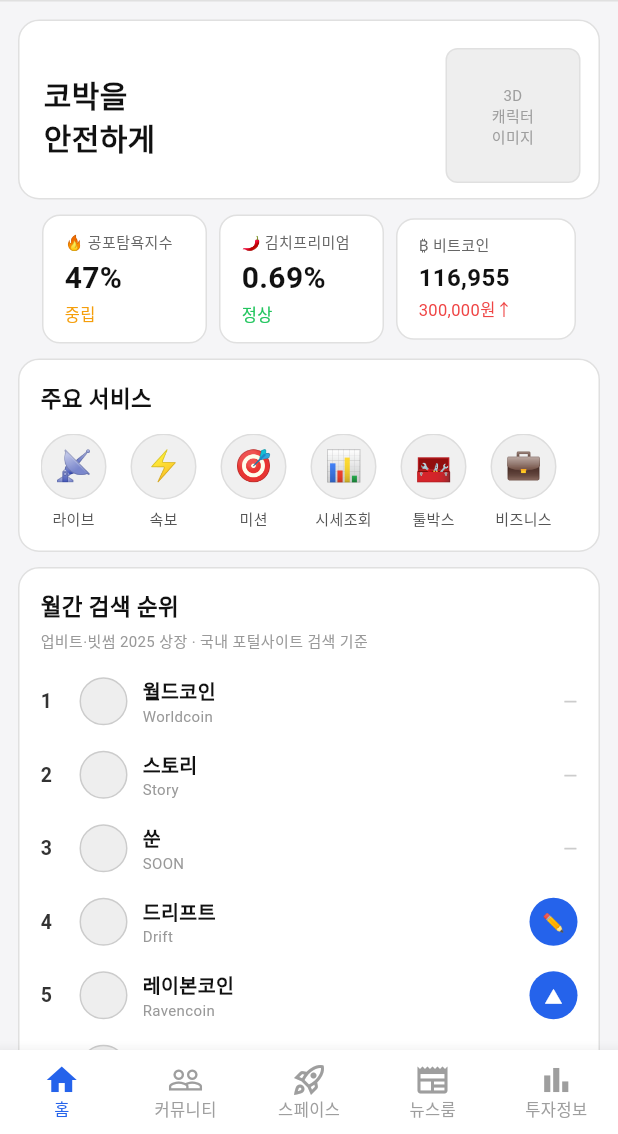
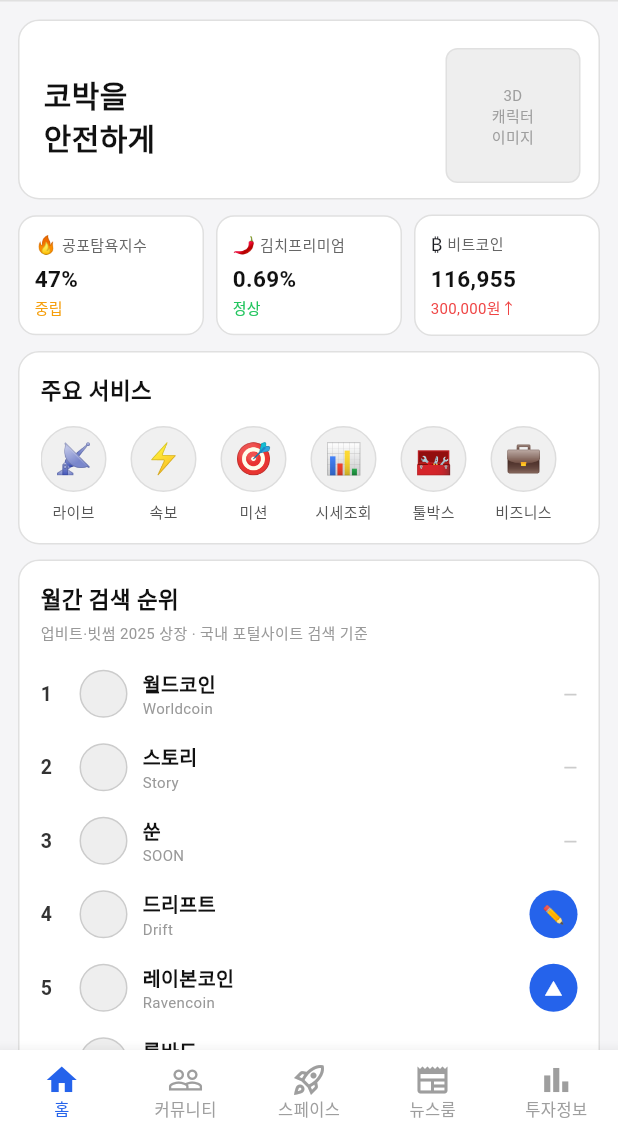
Before and after one commit to 0xdavidhan97/cobak-reward-v2, a Flutter app: the screen it shows after launch, on a phone screen of 412 x 824 dp, the part 102-1236 px from its top. Run offline on Flutter 3.47's test engine with Material 3 defaults, Android fonts, the phone set to English and light mode, and no system bars.

Commit message:
Fix stats row to fill full width with Expanded cards

```diff
--- a/lib/widgets/home/home_stats_row.dart
+++ b/lib/widgets/home/home_stats_row.dart
@@ -5,16 +5,15 @@
 
   @override
   Widget build(BuildContext context) {
-    return SingleChildScrollView(
-      scrollDirection: Axis.horizontal,
+    return Padding(
       padding: const EdgeInsets.fromLTRB(12, 10, 12, 0),
       child: Row(
         children: const [
-          _StatCard(emoji: '🔥', title: '공포탐욕지수', value: '47%', subtitle: '중립', subtitleColor: Color(0xFFF59E0B)),
+          Expanded(child: _StatCard(emoji: '🔥', title: '공포탐욕지수', value: '47%', subtitle: '중립', subtitleColor: Color(0xFFF59E0B))),
           SizedBox(width: 8),
-          _StatCard(emoji: '🌶️', title: '김치프리미엄', value: '0.69%', subtitle: '정상', subtitleColor: Color(0xFF22C55E)),
+          Expanded(child: _StatCard(emoji: '🌶️', title: '김치프리미엄', value: '0.69%', subtitle: '정상', subtitleColor: Color(0xFF22C55E))),
           SizedBox(width: 8),
-          _StatCard(emoji: '₿', title: '비트코인', value: '116,955', subtitle: '300,000원↑', subtitleColor: Color(0xFFEF4444), minWidth: 120),
+          Expanded(child: _StatCard(emoji: '₿', title: '비트코인', value: '116,955', subtitle: '300,000원↑', subtitleColor: Color(0xFFEF4444))),
         ],
       ),
     );
@@ -27,7 +26,6 @@
   final String value;
   final String subtitle;
   final Color subtitleColor;
-  final double minWidth;
 
   const _StatCard({
     required this.emoji,
@@ -35,14 +33,12 @@
     required this.value,
     required this.subtitle,
     required this.subtitleColor,
-    this.minWidth = 110,
   });
 
   @override
   Widget build(BuildContext context) {
     return Container(
-      constraints: BoxConstraints(minWidth: minWidth),
-      padding: const EdgeInsets.symmetric(horizontal: 14, vertical: 10),
+      padding: const EdgeInsets.symmetric(horizontal: 10, vertical: 10),
       decoration: BoxDecoration(
         color: Colors.white,
         border: Border.all(color: const Color(0xFFE0E0E0)),
@@ -51,11 +47,19 @@
       child: Column(
         crossAxisAlignment: CrossAxisAlignment.start,
         children: [
-          Text('$emoji $title', style: const TextStyle(fontSize: 10, color: Color(0xFF666666))),
+          Row(
+            children: [
+              Text(emoji, style: const TextStyle(fontSize: 12)),
+              const SizedBox(width: 3),
+              Expanded(
+                child: Text(title, style: const TextStyle(fontSize: 10, color: Color(0xFF666666)), overflow: TextOverflow.ellipsis),
+              ),
+            ],
+          ),
+          const SizedBox(height: 4),
+          Text(value, style: const TextStyle(fontSize: 15, fontWeight: FontWeight.w700, color: Color(0xFF111111)), overflow: TextOverflow.ellipsis),
           const SizedBox(height: 2),
-          Text(value, style: TextStyle(fontSize: value.length > 6 ? 16 : 20, fontWeight: FontWeight.w700, color: const Color(0xFF111111))),
-          const SizedBox(height: 2),
-          Text(subtitle, style: TextStyle(fontSize: 11, color: subtitleColor)),
+          Text(subtitle, style: TextStyle(fontSize: 10, color: subtitleColor)),
         ],
       ),
     );
```
Also changed, not shown: 7 other files.
